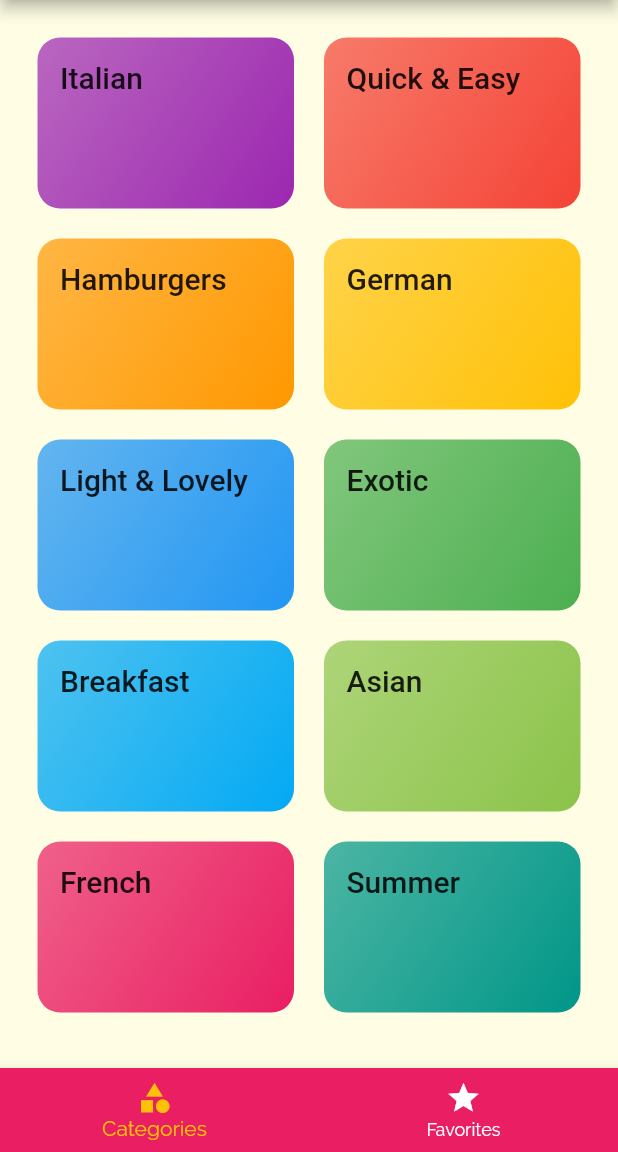
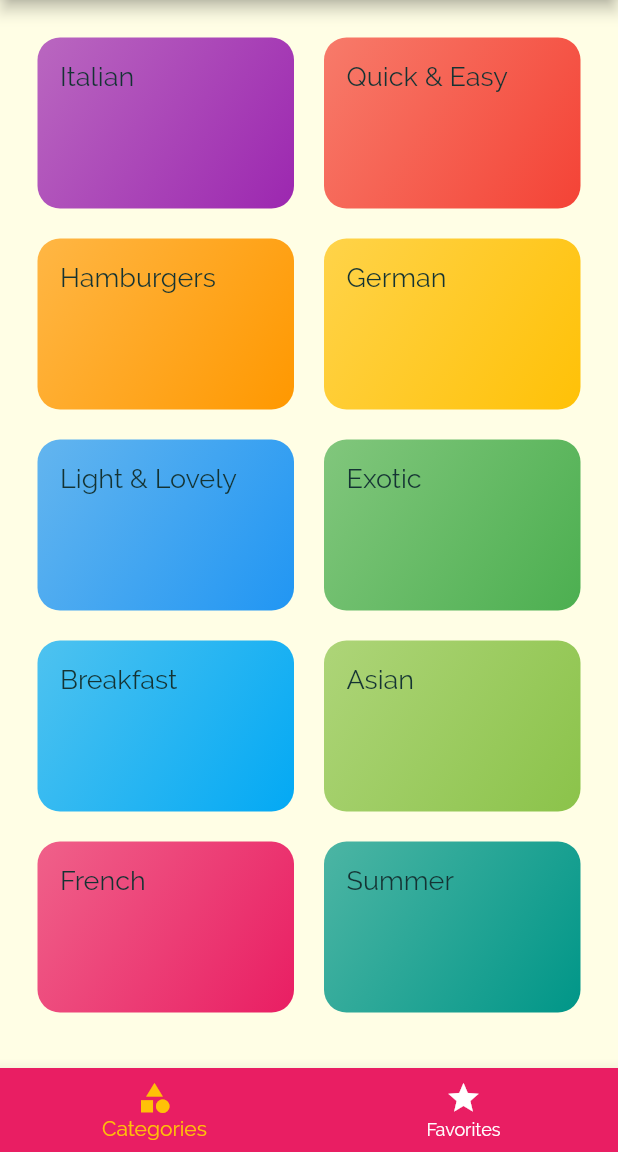
Before and after one commit to pravin5551/Meals-App-, a Flutter app: the screen it shows after launch, on a phone screen of 412 x 824 dp, the part 84-1236 px from its top. Run offline on Flutter 3.47's test engine with Material 2 defaults, Android fonts, the phone set to English and light mode, and no system bars.

```diff
--- a/mealapp/lib/widgets/category_item.dart
+++ b/mealapp/lib/widgets/category_item.dart
@@ -29,7 +29,7 @@ class CategoryItem extends StatelessWidget {
         padding: const EdgeInsets.all(15),
         child: Text(
           title,
-          style: Theme.of(context).textTheme.title,
+          style: TextStyle(fontSize: 18),
         ),
         decoration: BoxDecoration(
           gradient: LinearGradient(
```
